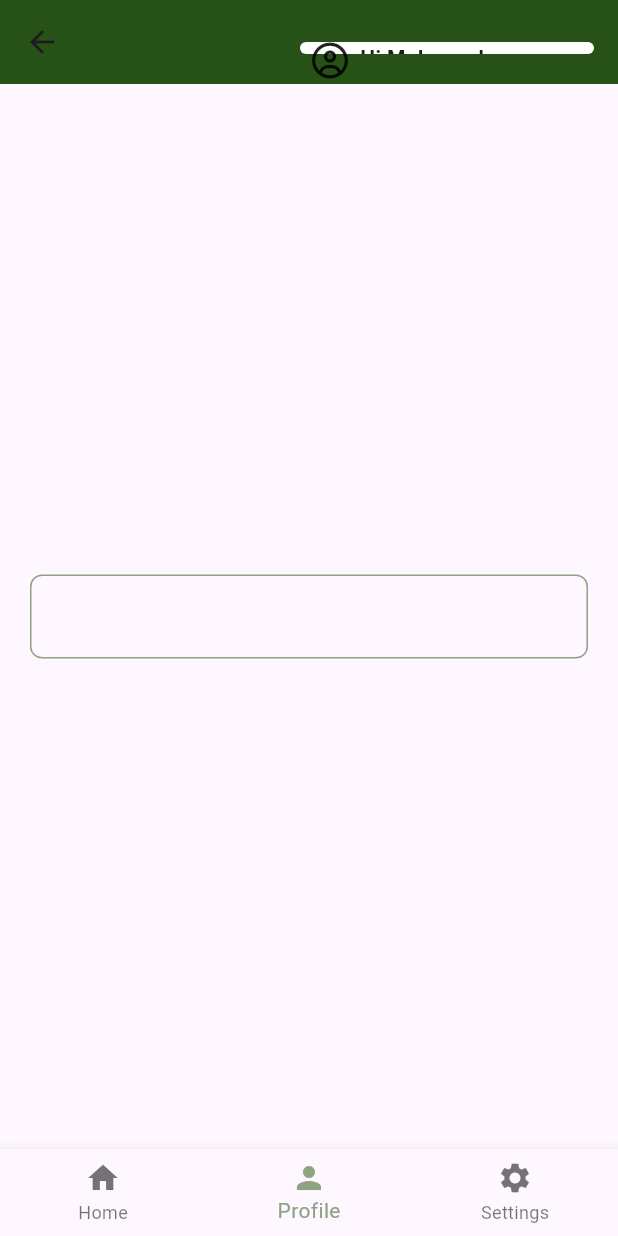
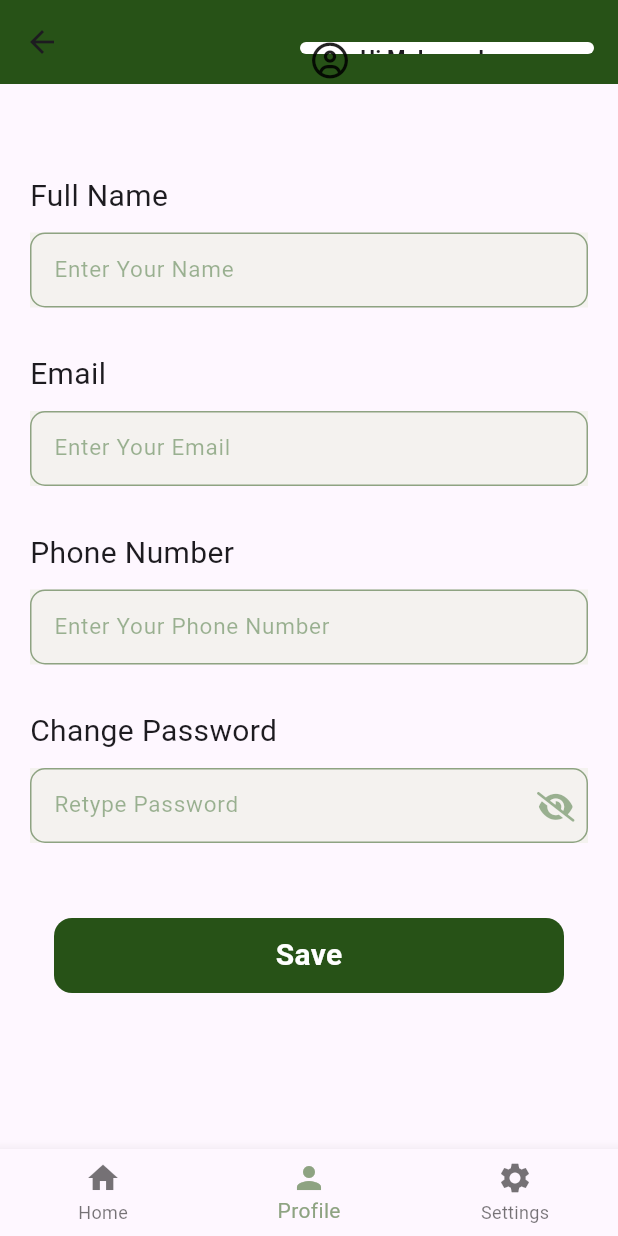
Before and after one commit to MohamedMagdy2810/Roadside-assitance, a Flutter app: the homeView screen opened by its route, item 2 of the bottom bar chosen, on a phone screen of 412 x 824 dp. Run offline on Flutter 3.47's test engine with Material 3 defaults, Android fonts, the phone set to English and light mode, and no system bars; our stand-ins replace font_awesome_flutter; accounts and stored records are empty.

Commit message:
finish all validation and profile_view

```diff
--- a/lib/main.dart
+++ b/lib/main.dart
@@ -24,7 +24,7 @@ class MyApp extends StatelessWidget {
         homeView.Id: (context) =>const  homeView(),
         ServivesView.ID: (context) =>const  ServivesView(),
       },
-      home: registerPage(),
+      home: LogInPage(),
 
     );}
 
--- a/lib/views/log_in_page.dart
+++ b/lib/views/log_in_page.dart
@@ -2,6 +2,7 @@ import 'package:flutter/material.dart';
 import 'package:font_awesome_flutter/font_awesome_flutter.dart';
 import 'package:roadside_assitance/constants.dart';
 import 'package:roadside_assitance/views/home_view.dart';
+import 'package:roadside_assitance/views/profile_view.dart';
 import 'package:roadside_assitance/views/register_page.dart';
 import 'package:roadside_assitance/widgets/custom_button.dart';
 import 'package:roadside_assitance/widgets/custom_password_field.dart';
@@ -49,6 +50,7 @@ class _LogInPageState extends State<LogInPage> {
                       height: 50,
                     ),
                     CustomTextField(
+                      controller: user_email,
                       keyboardType: TextInputType.emailAddress,
                       hintText: 'Enter your Email',
                       validation: (value) {
@@ -92,12 +94,15 @@ class _LogInPageState extends State<LogInPage> {
                       mainAxisAlignment: MainAxisAlignment.center,
                       children: [
                         const Text(
-                          'Don\'t have an account?',
+                          'Don\'t have an account?  ',
                           style: TextStyle(fontSize: 16),
                         ),
                         GestureDetector(
                           onTap: () {
-                            Navigator.pop(context);
+                            Navigator.of(context).pushNamed(registerPage.Id);
+                            user_email.clear();
+                            passwordController_log.clear();
+                            name_person.clear();
                           },
                           child: const Text(
                             'Sign up',
--- a/lib/views/profile_view.dart
+++ b/lib/views/profile_view.dart
@@ -1,34 +1,155 @@
 import 'package:flutter/material.dart';
 import 'package:flutter/widgets.dart';
+import 'package:font_awesome_flutter/font_awesome_flutter.dart';
 import 'package:roadside_assitance/constants.dart';
+import 'package:roadside_assitance/views/log_in_page.dart';
+import 'package:roadside_assitance/views/register_page.dart';
+import 'package:roadside_assitance/widgets/custom_button.dart';
+import 'package:roadside_assitance/widgets/custom_password_field.dart';
+import 'package:roadside_assitance/widgets/custom_text_field.dart';
 
-class profileView extends StatelessWidget {
+  // ---------------------------------------------------------
+
   var name_person = TextEditingController();
+  var phone_num = TextEditingController();
 
+
+  // ---------------------------------------
+
+class profileView extends StatefulWidget {
+  @override
+  State<profileView> createState() => _profileViewState();
+}
+
+class _profileViewState extends State<profileView> {
   @override
   Widget build(BuildContext context) {
-    return Padding(
-      padding: const EdgeInsets.all(20.0),
-      child: Column(
-        mainAxisAlignment: MainAxisAlignment.center,
-        children: [
-          TextFormField(
-            controller:name_person,
-            decoration: InputDecoration(
-              hintStyle:  TextStyle(color:Color(0xff2B5F1D).withOpacity(.45),fontSize: 15),
-              enabledBorder: OutlineInputBorder(
-                  borderRadius: BorderRadius.circular(8),
-                  borderSide: const BorderSide(color: KprimaryColor)),
-              focusedBorder: OutlineInputBorder(
-                  borderRadius: BorderRadius.circular(8),
-                  borderSide: const BorderSide(color: KprimaryColor)),
-              border: const OutlineInputBorder(
-                  borderSide: BorderSide(color: KprimaryColor))),
+    return SingleChildScrollView(
+      child: Padding(
+        padding: const EdgeInsets.all(20.0),
+        child: Column(
 
-          )
+          children: [
+            SizedBox(height: 40,),
+            Container(
+              alignment:AlignmentDirectional.topStart,
+              child: Text(
+                'Full Name',
+                style: TextStyle(
+                  fontSize: 20,
+                  // fontWeight: FontWeight.bold
 
+                ),
+              ),
+            ),
+            SizedBox(height: 10,),
+            Container(
+              height: 50,
+              decoration: BoxDecoration(
+                color:  lightWhite,
+              ),
+              child: CustomTextField(
+                hintText: "Enter Your Name" ,
+                keyboardType: TextInputType.emailAddress,
+                controller: name_person,
+                ),
+            ),
+            SizedBox(height: 30,),
+            Container(
+              alignment:AlignmentDirectional.topStart,
+              child: Text(
+                'Email',
+                style: TextStyle(
+                  fontSize: 20,
+                  // fontWeight: FontWeight.bold
 
-        ],
+                ),
+              ),
+            ),
+            SizedBox(height: 10,),
+            Container(
+              height: 50,
+              decoration: BoxDecoration(
+                color:  lightWhite,
+              ),
+              child: CustomTextField(
+                hintText: "Enter Your Email" ,
+                keyboardType: TextInputType.emailAddress,
+                controller: user_email,
+                ),
+            ),
+            SizedBox(height: 30,),
+            Container(
+              alignment:AlignmentDirectional.topStart,
+              child: Text(
+                'Phone Number',
+                style: TextStyle(
+                  fontSize: 20,
+                  // fontWeight: FontWeight.bold
+
+                ),
+              ),
+            ),
+            SizedBox(height: 10,),
+            Container(
+              height: 50,
+              decoration: BoxDecoration(
+                color:  lightWhite,
+              ),
+              child: CustomTextField(
+                hintText: "Enter Your Phone Number" ,
+                keyboardType: TextInputType.emailAddress,
+                controller:phone_num ,
+                ),
+            ),
+            SizedBox(height: 30,),
+            Container(
+              alignment:AlignmentDirectional.topStart,
+              child: Text(
+                'Change Password',
+                style: TextStyle(
+                  fontSize: 20,
+                  // fontWeight: FontWeight.bold
+
+                ),
+              ),
+            ),
+            SizedBox(height: 10,),
+            Container(
+              height: 50,
+              decoration: BoxDecoration(
+                color:  lightWhite,
+              ),
+              child: CustomPasswordField(
+                  isPassword: isTrue,
+                  hintText: 'Retype Password',
+                   suffix:isTrue ? FontAwesomeIcons.solidEyeSlash : FontAwesomeIcons.solidEye,
+                  icon_colol:isTrue? lightGreen.withOpacity(.45) :Colors.lightBlue.withOpacity(.45),
+                  controller: passwordController_log,
+                  suffixPressed:() {
+                    setState(() {
+                      isTrue=! isTrue;
+                    });
+                  },
+                ),
+            ),
+            SizedBox(height: 50,),
+            customButton(
+              text: "Save",
+              font_size: 20,
+              onTap: () {
+                setState(() {
+
+                });
+                print(name);
+                print(email);
+                print(phone_num.text);
+                print(passwordController_log.text);
+              },
+              ),
+
+          ],
+        ),
       ),
     );
   }
--- a/lib/views/register_page.dart
+++ b/lib/views/register_page.dart
@@ -3,6 +3,7 @@ import 'package:font_awesome_flutter/font_awesome_flutter.dart';
 import 'package:roadside_assitance/views/home_view.dart';
 import 'package:roadside_assitance/constants.dart';
 import 'package:roadside_assitance/views/log_in_page.dart';
+import 'package:roadside_assitance/views/profile_view.dart';
 import 'package:roadside_assitance/widgets/custom_button.dart';
 
 import 'package:roadside_assitance/widgets/custom_password_field.dart';
@@ -11,6 +12,7 @@ final reg_FormKey = GlobalKey<FormState>();
 String? name;
 String? email;
 String? correctPassword;
+var user_email =TextEditingController() ;
 class registerPage extends StatefulWidget {
   registerPage({
     super.key,
@@ -25,6 +27,7 @@ class _registerPageState extends State<registerPage> {
 
 var passwordController_reg = TextEditingController();
 var passwordController_reg_two = TextEditingController();
+
 bool isTrue = true;
 bool isTrue_two = true;
 
@@ -54,6 +57,7 @@ bool isTrue_two = true;
                 height: 64,
               ),
               CustomTextField(
+                controller: name_person,
                 hintText: 'Enter your name',
                 keyboardType: TextInputType.text,
                 validation: (value) {
@@ -64,10 +68,11 @@ bool isTrue_two = true;
                   return null;
                 },
               ),
-               SizedBox(
+              SizedBox(
                 height: 24,
               ),
               CustomTextField(
+                controller:user_email,
                 keyboardType: TextInputType.emailAddress,
                 hintText: 'Enter your Email',
                 validation: (value) {
@@ -92,7 +97,7 @@ bool isTrue_two = true;
                   return null;
                 },
                 suffix:isTrue ? FontAwesomeIcons.solidEyeSlash : FontAwesomeIcons.solidEye,
-                icon_colol:isTrue? lightGreen.withOpacity(.45) :lightGreen.withOpacity(.45),
+                icon_colol:isTrue? lightGreen.withOpacity(.45) :Colors.lightBlue.withOpacity(.45),
                 controller: passwordController_reg,
                 suffixPressed:() {
                   setState(() {
@@ -116,7 +121,7 @@ bool isTrue_two = true;
                 },
                  suffix:isTrue_two ? FontAwesomeIcons.solidEyeSlash : FontAwesomeIcons.solidEye,
                 icon_colol:isTrue_two? lightGreen.withOpacity(.45) :Colors.lightBlue.withOpacity(.45),
-                controller: passwordController_reg_two,
+                controller: passwordController_log,
                 suffixPressed:() {
                   setState(() {
                     isTrue_two=! isTrue_two;
@@ -135,7 +140,9 @@ bool isTrue_two = true;
                   ),
                   GestureDetector(
                       onTap: () {
-                        Navigator.pushNamed(context, LogInPage.Id);
+                        Navigator.pop(context);
+                        passwordController_log.clear();
+
                       },
                       child: const Text(
                         'Sign in',
--- a/lib/widgets/custom_password_field.dart
+++ b/lib/widgets/custom_password_field.dart
@@ -5,9 +5,7 @@ import 'dart:ui';
 import 'package:flutter/cupertino.dart';
 import 'package:flutter/material.dart';
 import 'package:flutter/widgets.dart';
-import 'package:font_awesome_flutter/font_awesome_flutter.dart';
 import 'package:roadside_assitance/constants.dart';
-import 'package:roadside_assitance/views/register_page.dart';
           // FontAwesomeIcons.solidEyeSlash,size: 20,color: lightGreen.withOpacity(.45),
 
 class CustomPasswordField extends StatelessWidget {
--- a/lib/widgets/custom_text_field.dart
+++ b/lib/widgets/custom_text_field.dart
@@ -1,4 +1,5 @@
 import 'package:flutter/material.dart';
+import 'package:flutter/widgets.dart';
 import 'package:roadside_assitance/constants.dart';
 
 class CustomTextField extends StatelessWidget {
@@ -8,20 +9,21 @@ class CustomTextField extends StatelessWidget {
         required this.hintText,
         this.onSaved,
         this.keyboardType,
-        this.validation
+        this.validation,
+        this.controller
 
         });
   final String hintText;
   Function(String?)? onSaved;
   String ? Function(String?)? validation;
-  var emailController = TextEditingController();
+  TextEditingController ? controller ;
   TextInputType ?keyboardType ;
   @override
   Widget build(BuildContext context) {
     return TextFormField(
       validator:validation ,
       keyboardType:keyboardType ,
-      controller: emailController,
+      controller: controller,
       onSaved:onSaved ,
       decoration: InputDecoration(
           hintText: hintText,
```
